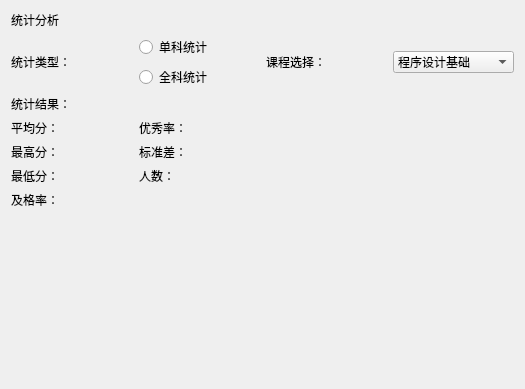
This is StudentScoreSystem/statistics.ui in wmq-666/qt as Qt 5 draws it before an edit. The edited form follows.
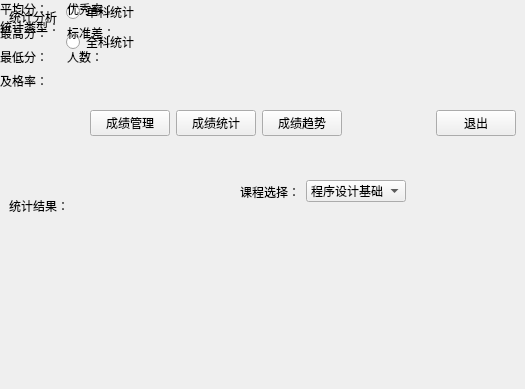
This is the edited form.

What changed in the file:
```diff
--- a/StudentScoreSystem/statistics.ui
+++ b/StudentScoreSystem/statistics.ui
@@ -13,9 +13,15 @@
   <property name="windowTitle">
    <string>Form</string>
   </property>
-  <layout class="QGridLayout" name="gridLayout">
-   <item row="0" column="0">
     <widget class="QLabel" name="label">
+   <property name="geometry">
+    <rect>
+     <x>9</x>
+     <y>9</y>
+     <width>48</width>
+     <height>16</height>
+    </rect>
+   </property>
      <property name="sizePolicy">
       <sizepolicy hsizetype="Preferred" vsizetype="Maximum">
        <horstretch>0</horstretch>
@@ -26,8 +32,109 @@
       <string>统计分析</string>
      </property>
     </widget>
-   </item>
-   <item row="1" column="0">
+  <widget class="QLabel" name="label_18">
+   <property name="geometry">
+    <rect>
+     <x>9</x>
+     <y>198</y>
+     <width>60</width>
+     <height>16</height>
+    </rect>
+   </property>
+   <property name="sizePolicy">
+    <sizepolicy hsizetype="Preferred" vsizetype="Fixed">
+     <horstretch>0</horstretch>
+     <verstretch>0</verstretch>
+    </sizepolicy>
+   </property>
+   <property name="text">
+    <string>统计结果：</string>
+   </property>
+  </widget>
+  <widget class="QWidget" name="layoutWidget">
+   <property name="geometry">
+    <rect>
+     <x>90</x>
+     <y>110</y>
+     <width>426</width>
+     <height>27</height>
+    </rect>
+   </property>
+   <layout class="QHBoxLayout" name="horizontalLayout_4">
+    <item>
+     <layout class="QHBoxLayout" name="horizontalLayout_5">
+      <item>
+       <widget class="QPushButton" name="btnscore">
+        <property name="text">
+         <string>成绩管理</string>
+        </property>
+       </widget>
+      </item>
+      <item>
+       <widget class="QPushButton" name="btnstatistics">
+        <property name="text">
+         <string>成绩统计</string>
+        </property>
+       </widget>
+      </item>
+      <item>
+       <widget class="QPushButton" name="btntrend">
+        <property name="minimumSize">
+         <size>
+          <width>0</width>
+          <height>0</height>
+         </size>
+        </property>
+        <property name="text">
+         <string>成绩趋势</string>
+        </property>
+       </widget>
+      </item>
+     </layout>
+    </item>
+    <item>
+     <spacer name="horizontalSpacer">
+      <property name="orientation">
+       <enum>Qt::Orientation::Horizontal</enum>
+      </property>
+      <property name="sizeHint" stdset="0">
+       <size>
+        <width>40</width>
+        <height>20</height>
+       </size>
+      </property>
+     </spacer>
+    </item>
+    <item>
+     <widget class="QLabel" name="labelTitle">
+      <property name="text">
+       <string/>
+      </property>
+     </widget>
+    </item>
+    <item>
+     <spacer name="horizontalSpacer_2">
+      <property name="orientation">
+       <enum>Qt::Orientation::Horizontal</enum>
+      </property>
+      <property name="sizeHint" stdset="0">
+       <size>
+        <width>40</width>
+        <height>20</height>
+       </size>
+      </property>
+     </spacer>
+    </item>
+    <item>
+     <widget class="QPushButton" name="btnlogout">
+      <property name="text">
+       <string>退出</string>
+      </property>
+     </widget>
+    </item>
+   </layout>
+  </widget>
+  <widget class="QWidget" name="">
     <layout class="QHBoxLayout" name="horizontalLayout">
      <item>
       <widget class="QLabel" name="label_2">
@@ -55,8 +162,16 @@
       </layout>
      </item>
     </layout>
-   </item>
-   <item row="1" column="1">
+  </widget>
+  <widget class="QWidget" name="">
+   <property name="geometry">
+    <rect>
+     <x>240</x>
+     <y>180</y>
+     <width>166</width>
+     <height>23</height>
+    </rect>
+   </property>
     <layout class="QHBoxLayout" name="horizontalLayout_2">
      <item>
       <widget class="QLabel" name="label_3">
@@ -85,21 +200,8 @@
       </widget>
      </item>
     </layout>
-   </item>
-   <item row="2" column="0">
-    <widget class="QLabel" name="label_18">
-     <property name="sizePolicy">
-      <sizepolicy hsizetype="Preferred" vsizetype="Fixed">
-       <horstretch>0</horstretch>
-       <verstretch>0</verstretch>
-      </sizepolicy>
-     </property>
-     <property name="text">
-      <string>统计结果：</string>
-     </property>
-    </widget>
-   </item>
-   <item row="3" column="0">
+  </widget>
+  <widget class="QWidget" name="">
     <layout class="QHBoxLayout" name="horizontalLayout_3">
      <item>
       <layout class="QFormLayout" name="formLayout">
@@ -211,8 +313,7 @@
       </layout>
      </item>
     </layout>
-   </item>
-  </layout>
+  </widget>
  </widget>
  <resources/>
  <connections/>
```
Lines whose indentation alone changed are shown as unchanged.
